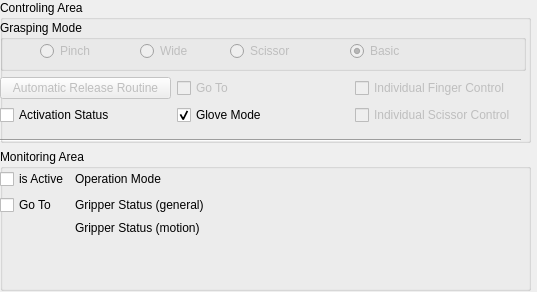
Before: the Qt Designer form tbf_gripper_viz/resource/RobotiqMain.ui in RLumSK/tubaf-gripper, drawn with Qt 5.
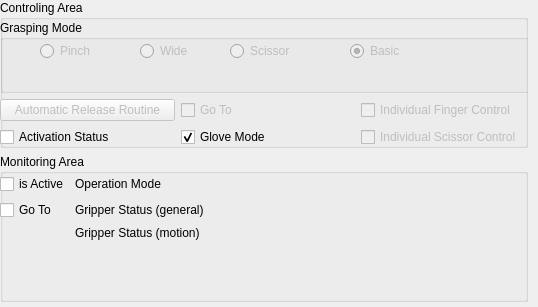
After: the same form once the commit is applied.

Commit message: removed hline

```diff
--- a/tbf_gripper_viz/resource/RobotiqMain.ui
+++ b/tbf_gripper_viz/resource/RobotiqMain.ui
@@ -6,33 +6,20 @@
    <rect>
     <x>0</x>
     <y>0</y>
-    <width>537</width>
-    <height>292</height>
+    <width>538</width>
+    <height>307</height>
    </rect>
   </property>
   <property name="windowTitle">
    <string>Robotiq Main Control</string>
   </property>
-  <widget class="Line" name="line">
-   <property name="geometry">
-    <rect>
-     <x>0</x>
-     <y>130</y>
-     <width>521</width>
-     <height>20</height>
-    </rect>
-   </property>
-   <property name="orientation">
-    <enum>Qt::Horizontal</enum>
-   </property>
-  </widget>
   <widget class="QWidget" name="layoutWidget">
    <property name="geometry">
     <rect>
      <x>0</x>
      <y>0</y>
-     <width>531</width>
-     <height>291</height>
+     <width>528</width>
+     <height>302</height>
     </rect>
    </property>
    <layout class="QVBoxLayout" name="verticalLayout_2">
@@ -52,8 +39,8 @@
         <rect>
          <x>0</x>
          <y>20</y>
-         <width>526</width>
-         <height>105</height>
+         <width>536</width>
+         <height>127</height>
         </rect>
        </property>
        <layout class="QVBoxLayout" name="verticalLayout">
@@ -227,7 +214,7 @@
         <rect>
          <x>0</x>
          <y>20</y>
-         <width>255</width>
+         <width>259</width>
          <height>75</height>
         </rect>
        </property>
```
Left out of the diff: 38 changed lines with no effect on the pictures.
